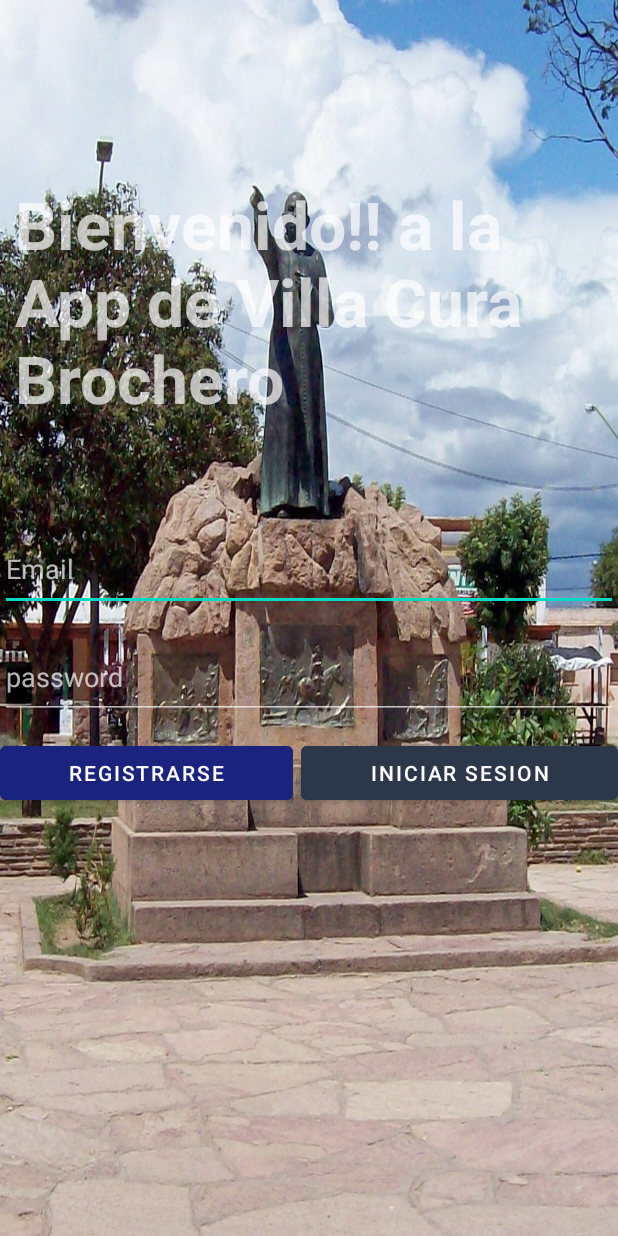
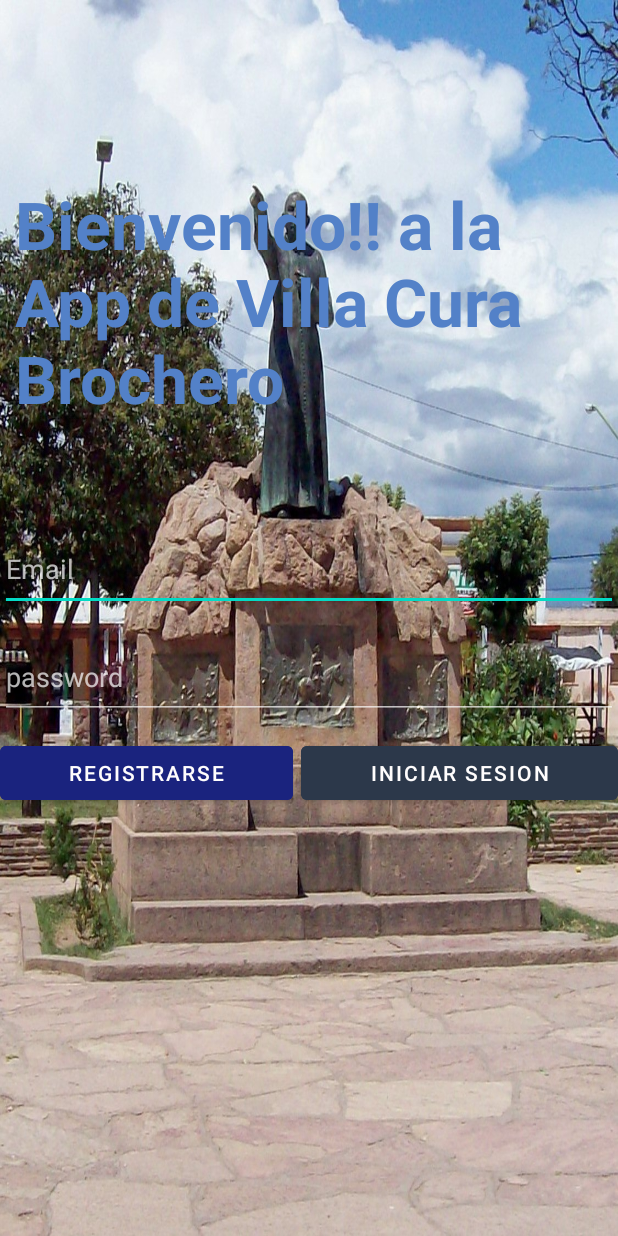
Before and after one commit to EstebanLescano/InfoVCBrochero2.0, an Android app: the screen it shows after launch (AuthActivity), on a phone screen of 412 x 824 dp. Run offline under Robolectric (Android 15) with nearby library versions, the phone set to English and light mode, and no system bars; our stand-ins replace Firebase (no records; nobody signed in at launch, a user with empty details on screens opened directly).

Commit message:
modificaciones de backgroun y textview

```diff
--- a/app/src/main/res/layout/activity_auth.xml
+++ b/app/src/main/res/layout/activity_auth.xml
@@ -14,6 +14,7 @@
         android:layout_marginLeft="10dp"
         android:layout_marginRight="10dp"
         android:text="@string/bienvenido"
+        android:textColor="@color/bienvenido"
         android:textSize="44sp"
         android:textStyle="bold"
         app:layout_constraintBottom_toBottomOf="parent"
@@ -40,7 +41,8 @@
             android:layout_height="56dp"
             android:ems="10"
             android:hint="@string/Email"
-            android:inputType="textEmailAddress" />
+            android:inputType="textEmailAddress"
+            android:autofillHints="" />
 
         <Space
             android:layout_width="match_parent"
@@ -52,7 +54,8 @@
             android:layout_height="56dp"
             android:ems="10"
             android:hint="@string/password"
-            android:inputType="textPassword" />
+            android:inputType="textPassword"
+            android:autofillHints="" />
 
         <Space
             android:layout_width="match_parent"
--- a/app/src/main/res/values/colors.xml
+++ b/app/src/main/res/values/colors.xml
@@ -13,5 +13,6 @@
     <color name="black">#FF000000</color>
     <color name="green">#104614</color>
     <color name="textbutton">#FFFDFD</color>
+    <color name="bienvenido">#5381C8</color>
 
 </resources>
```
